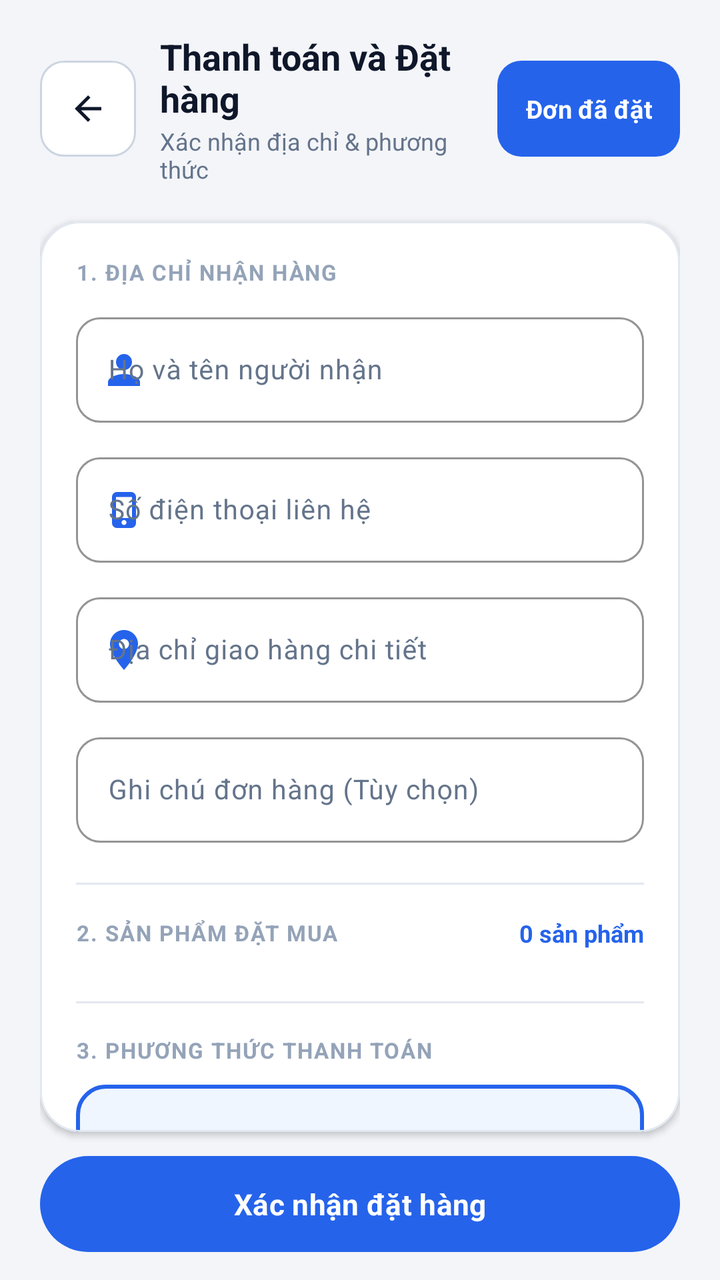
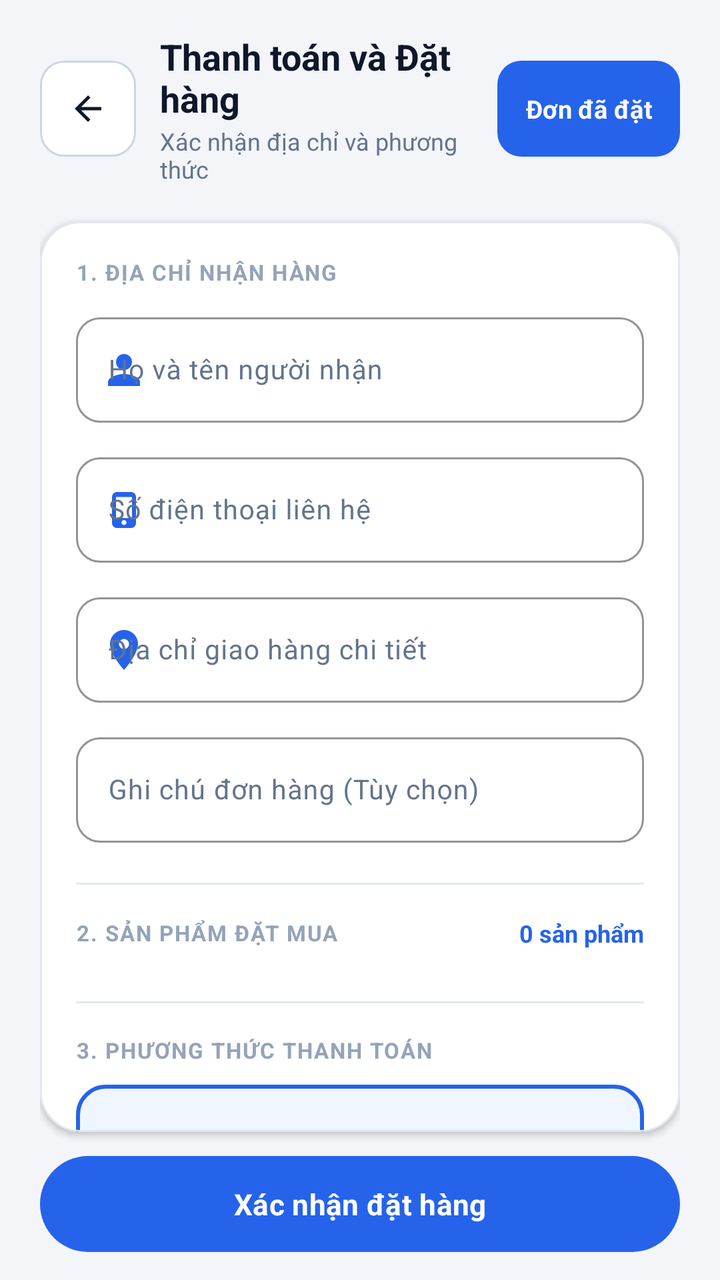

An Android layout rendered at two revisions. The XML below is the earlier revision; the diff shows what the commit changed to produce the second picture.
<!-- AndroidManifest.xml: application theme Theme.MyApplication -->
<!-- res/layout/activity_payment.xml -->
<?xml version="1.0" encoding="utf-8"?>
<LinearLayout xmlns:android="http://schemas.android.com/apk/res/android"
    xmlns:app="http://schemas.android.com/apk/res-auto"
    xmlns:tools="http://schemas.android.com/tools"
    android:id="@+id/rootPayment"
    android:layout_width="match_parent"
    android:layout_height="match_parent"
    android:background="@color/screen_background"
    android:fitsSystemWindows="true"
    android:orientation="vertical"
    android:paddingStart="20dp"
    android:paddingTop="12dp"
    android:paddingEnd="20dp"
    android:paddingBottom="14dp"
    tools:ignore="HardcodedText,TextContrastCheck,TouchTargetSizeCheck">

    
    <LinearLayout
        android:layout_width="match_parent"
        android:layout_height="wrap_content"
        android:gravity="center_vertical"
        android:orientation="horizontal"
        android:paddingTop="4dp"
        android:paddingBottom="4dp">

        <com.google.android.material.button.MaterialButton
            android:id="@+id/btnBack"
            android:layout_width="48dp"
            android:layout_height="48dp"
            android:clickable="true"
            android:contentDescription="Quay lại"
            android:focusable="true"
            android:insetLeft="0dp"
            android:insetTop="0dp"
            android:insetRight="0dp"
            android:insetBottom="0dp"
            android:minWidth="48dp"
            android:minHeight="48dp"
            android:padding="0dp"
            app:backgroundTint="@color/surface"
            app:cornerRadius="12dp"
            app:icon="@drawable/ic_arrow_left_24"
            app:iconGravity="textStart"
            app:iconPadding="0dp"
            app:iconSize="20dp"
            app:iconTint="@color/ink"
            app:strokeColor="@color/border_strong"
            app:strokeWidth="1dp" />

        <LinearLayout
            android:layout_width="0dp"
            android:layout_height="wrap_content"
            android:layout_marginStart="12dp"
            android:layout_weight="1"
            android:orientation="vertical">

            <TextView
                android:layout_width="wrap_content"
                android:layout_height="wrap_content"
                android:text="Thanh toán và Đặt hàng"
                android:textColor="@color/ink"
                android:textSize="18sp"
                android:textStyle="bold" />

            <TextView
                android:layout_width="wrap_content"
                android:layout_height="wrap_content"
                android:layout_marginTop="1dp"
                android:text="Xác nhận địa chỉ &amp; phương thức"
                android:textColor="@color/text_secondary"
                android:textSize="12sp" />
        </LinearLayout>

        <com.google.android.material.button.MaterialButton
            android:id="@+id/btnViewOrders"
            android:layout_width="wrap_content"
            android:layout_height="48dp"
            android:layout_marginStart="8dp"
            android:insetLeft="0dp"
            android:insetTop="0dp"
            android:insetRight="0dp"
            android:insetBottom="0dp"
            android:minHeight="48dp"
            android:paddingStart="14dp"
            android:paddingEnd="14dp"
            android:text="Đơn đã đặt"
            android:textAllCaps="false"
            android:textColor="@color/white"
            android:textSize="12.5sp"
            android:textStyle="bold"
            app:backgroundTint="@color/primary"
            app:cornerRadius="12dp" />
    </LinearLayout>

    
    <com.google.android.material.card.MaterialCardView
        android:layout_width="match_parent"
        android:layout_height="0dp"
        android:layout_marginTop="14dp"
        android:layout_marginBottom="12dp"
        android:layout_weight="1"
        app:cardBackgroundColor="@color/surface"
        app:cardCornerRadius="20dp"
        app:cardElevation="2dp"
        app:strokeColor="@color/border"
        app:strokeWidth="1dp">

        <ScrollView
            android:layout_width="match_parent"
            android:layout_height="match_parent"
            android:clipToPadding="false"
            android:overScrollMode="never"
            android:scrollbars="none">

            <LinearLayout
                android:layout_width="match_parent"
                android:layout_height="wrap_content"
                android:orientation="vertical"
                android:padding="18dp">

                
                <TextView
                    android:layout_width="match_parent"
                    android:layout_height="wrap_content"
                    android:layout_marginBottom="10dp"
                    android:letterSpacing="0.06"
                    android:text="1. ĐỊA CHỈ NHẬN HÀNG"
                    android:textColor="@color/text_tertiary"
                    android:textSize="11sp"
                    android:textStyle="bold" />

                <com.google.android.material.textfield.TextInputLayout
                    style="@style/Widget.Material3.TextInputLayout.OutlinedBox"
                    android:layout_width="match_parent"
                    android:layout_height="wrap_content"
                    android:layout_marginBottom="12dp"
                    android:hint="Họ và tên người nhận"
                    app:boxCornerRadiusBottomEnd="12dp"
                    app:boxCornerRadiusBottomStart="12dp"
                    app:boxCornerRadiusTopEnd="12dp"
                    app:boxCornerRadiusTopStart="12dp"
                    app:boxStrokeColor="@color/primary"
                    app:hintTextColor="@color/primary"
                    app:startIconDrawable="@drawable/ic_person_24"
                    app:startIconTint="@color/primary">

                    <com.google.android.material.textfield.TextInputEditText
                        android:id="@+id/edtReceiverName"
                        android:layout_width="match_parent"
                        android:layout_height="wrap_content"
                        android:imeOptions="actionNext"
                        android:inputType="textPersonName"
                        android:maxLines="1"
                        android:textColor="@color/ink"
                        android:textSize="13.5sp" />
                </com.google.android.material.textfield.TextInputLayout>

                <com.google.android.material.textfield.TextInputLayout
                    style="@style/Widget.Material3.TextInputLayout.OutlinedBox"
                    android:layout_width="match_parent"
                    android:layout_height="wrap_content"
                    android:layout_marginBottom="12dp"
                    android:hint="Số điện thoại liên hệ"
                    app:boxCornerRadiusBottomEnd="12dp"
                    app:boxCornerRadiusBottomStart="12dp"
                    app:boxCornerRadiusTopEnd="12dp"
                    app:boxCornerRadiusTopStart="12dp"
                    app:boxStrokeColor="@color/primary"
                    app:hintTextColor="@color/primary"
                    app:startIconDrawable="@drawable/ic_phone"
                    app:startIconTint="@color/primary">

                    <com.google.android.material.textfield.TextInputEditText
                        android:id="@+id/edtReceiverPhone"
                        android:layout_width="match_parent"
                        android:layout_height="wrap_content"
                        android:imeOptions="actionNext"
                        android:inputType="phone"
                        android:maxLines="1"
                        android:textColor="@color/ink"
                        android:textSize="13.5sp" />
                </com.google.android.material.textfield.TextInputLayout>

                <com.google.android.material.textfield.TextInputLayout
                    style="@style/Widget.Material3.TextInputLayout.OutlinedBox"
                    android:layout_width="match_parent"
                    android:layout_height="wrap_content"
                    android:layout_marginBottom="12dp"
                    android:hint="Địa chỉ giao hàng chi tiết"
                    app:boxCornerRadiusBottomEnd="12dp"
                    app:boxCornerRadiusBottomStart="12dp"
                    app:boxCornerRadiusTopEnd="12dp"
                    app:boxCornerRadiusTopStart="12dp"
                    app:boxStrokeColor="@color/primary"
                    app:hintTextColor="@color/primary"
                    app:startIconDrawable="@drawable/ic_location_24"
                    app:startIconTint="@color/primary">

                    <com.google.android.material.textfield.TextInputEditText
                        android:id="@+id/edtReceiverAddress"
                        android:layout_width="match_parent"
                        android:layout_height="wrap_content"
                        android:imeOptions="actionNext"
                        android:inputType="textPostalAddress"
                        android:maxLines="1"
                        android:textColor="@color/ink"
                        android:textSize="13.5sp" />
                </com.google.android.material.textfield.TextInputLayout>

                <com.google.android.material.textfield.TextInputLayout
                    style="@style/Widget.Material3.TextInputLayout.OutlinedBox"
                    android:layout_width="match_parent"
                    android:layout_height="wrap_content"
                    android:hint="Ghi chú đơn hàng (Tùy chọn)"
                    app:boxCornerRadiusBottomEnd="12dp"
                    app:boxCornerRadiusBottomStart="12dp"
                    app:boxCornerRadiusTopEnd="12dp"
                    app:boxCornerRadiusTopStart="12dp"
                    app:boxStrokeColor="@color/primary"
                    app:hintTextColor="@color/primary">

                    <com.google.android.material.textfield.TextInputEditText
                        android:id="@+id/edtReceiverNote"
                        android:layout_width="match_parent"
                        android:layout_height="wrap_content"
                        android:imeOptions="actionDone"
                        android:inputType="text"
                        android:maxLines="1"
                        android:textColor="@color/ink"
                        android:textSize="13.5sp" />
                </com.google.android.material.textfield.TextInputLayout>

                
                <com.google.android.material.divider.MaterialDivider
                    android:layout_width="match_parent"
                    android:layout_height="wrap_content"
                    android:layout_marginTop="20dp"
                    android:layout_marginBottom="16dp"
                    app:dividerColor="@color/border" />

                
                <LinearLayout
                    android:layout_width="match_parent"
                    android:layout_height="wrap_content"
                    android:gravity="center_vertical"
                    android:orientation="horizontal">

                    <TextView
                        android:layout_width="0dp"
                        android:layout_height="wrap_content"
                        android:layout_weight="1"
                        android:letterSpacing="0.06"
                        android:text="2. SẢN PHẨM ĐẶT MUA"
                        android:textColor="@color/text_tertiary"
                        android:textSize="11sp"
                        android:textStyle="bold" />

                    <TextView
                        android:id="@+id/tvCartItemCount"
                        android:layout_width="wrap_content"
                        android:layout_height="wrap_content"
                        android:text="0 sản phẩm"
                        android:textColor="@color/primary"
                        android:textSize="12sp"
                        android:textStyle="bold" />
                </LinearLayout>

                
                <LinearLayout
                    android:id="@+id/layoutCartItems"
                    android:layout_width="match_parent"
                    android:layout_height="wrap_content"
                    android:layout_marginTop="10dp"
                    android:orientation="vertical" />

                <TextView
                    android:id="@+id/tvEmptyCartNotice"
                    android:layout_width="match_parent"
                    android:layout_height="wrap_content"
                    android:layout_marginTop="10dp"
                    android:layout_marginBottom="10dp"
                    android:gravity="center"
                    android:padding="16dp"
                    android:text="Chưa có sản phẩm nào trong đơn hàng."
                    android:textColor="@color/text_secondary"
                    android:textSize="13sp"
                    android:visibility="gone" />

                
                <com.google.android.material.divider.MaterialDivider
                    android:layout_width="match_parent"
                    android:layout_height="wrap_content"
                    android:layout_marginTop="16dp"
                    android:layout_marginBottom="16dp"
                    app:dividerColor="@color/border" />

                
                <TextView
                    android:layout_width="match_parent"
                    android:layout_height="wrap_content"
                    android:letterSpacing="0.06"
                    android:text="3. PHƯƠNG THỨC THANH TOÁN"
                    android:textColor="@color/text_tertiary"
                    android:textSize="11sp"
                    android:textStyle="bold" />

                
                <LinearLayout
                    android:id="@+id/layoutPayCOD"
                    android:layout_width="match_parent"
                    android:layout_height="wrap_content"
                    android:layout_marginTop="10dp"
                    android:background="@drawable/bg_method_selected"
                    android:clickable="true"
                    android:focusable="true"
                    android:orientation="vertical"
                    android:padding="14dp">

                    <RadioButton
                        android:id="@+id/rbPayCOD"
                        android:layout_width="wrap_content"
                        android:layout_height="wrap_content"
                        android:checked="true"
                        android:clickable="false"
                        android:focusable="false"
                        android:text="Tiền mặt khi nhận hàng (COD)"
                        android:textColor="@color/ink"
                        android:textSize="14sp"
                        android:textStyle="bold" />

                    <TextView
                        android:layout_width="match_parent"
                        android:layout_height="wrap_content"
                        android:layout_marginStart="32dp"
                        android:layout_marginTop="2dp"
                        android:text="Thanh toán trực tiếp bằng tiền mặt cho nhân viên giao hàng khi nhận kiện hàng."
                        android:textColor="@color/text_secondary"
                        android:textSize="12sp" />
                </LinearLayout>

                
                <LinearLayout
                    android:id="@+id/layoutPayBank"
                    android:layout_width="match_parent"
                    android:layout_height="wrap_content"
                    android:layout_marginTop="10dp"
                    android:background="@drawable/bg_method_normal"
                    android:clickable="true"
                    android:focusable="true"
                    android:orientation="vertical"
                    android:padding="14dp">

                    <RadioButton
                        android:id="@+id/rbPayBank"
                        android:layout_width="wrap_content"
                        android:layout_height="wrap_content"
                        android:checked="false"
                        android:clickable="false"
                        android:focusable="false"
                        android:text="Chuyển khoản / Thẻ ngân hàng (QR)"
                        android:textColor="@color/ink"
                        android:textSize="14sp"
                        android:textStyle="bold" />

                    <TextView
                        android:layout_width="match_parent"
                        android:layout_height="wrap_content"
                        android:layout_marginStart="32dp"
                        android:layout_marginTop="2dp"
                        android:text="Quét mã VietQR hoặc chuyển khoản qua Internet Banking, xác nhận thanh toán tức thời."
                        android:textColor="@color/text_secondary"
                        android:textSize="12sp" />
                </LinearLayout>

                
                <com.google.android.material.divider.MaterialDivider
                    android:layout_width="match_parent"
                    android:layout_height="wrap_content"
                    android:layout_marginTop="20dp"
                    android:layout_marginBottom="16dp"
                    app:dividerColor="@color/border" />

                
                <TextView
                    android:layout_width="match_parent"
                    android:layout_height="wrap_content"
                    android:letterSpacing="0.06"
                    android:text="4. TỔNG KẾT CHI PHÍ"
                    android:textColor="@color/text_tertiary"
                    android:textSize="11sp"
                    android:textStyle="bold" />

                <LinearLayout
                    android:layout_width="match_parent"
                    android:layout_height="wrap_content"
                    android:layout_marginTop="10dp"
                    android:gravity="center_vertical"
                    android:orientation="horizontal">

                    <TextView
                        android:layout_width="0dp"
                        android:layout_height="wrap_content"
                        android:layout_weight="1"
                        android:text="Tạm tính sản phẩm:"
                        android:textColor="@color/text_secondary"
                        android:textSize="13sp" />

                    <TextView
                        android:id="@+id/tvOrderSubtotal"
                        android:layout_width="wrap_content"
                        android:layout_height="wrap_content"
                        android:text="0đ"
                        android:textColor="@color/ink"
                        android:textSize="13.5sp"
                        android:textStyle="bold" />
                </LinearLayout>

                <LinearLayout
                    android:layout_width="match_parent"
                    android:layout_height="wrap_content"
                    android:layout_marginTop="6dp"
                    android:gravity="center_vertical"
                    android:orientation="horizontal">

                    <TextView
                        android:layout_width="0dp"
                        android:layout_height="wrap_content"
                        android:layout_weight="1"
                        android:text="Phí vận chuyển toàn quốc:"
                        android:textColor="@color/text_secondary"
                        android:textSize="13sp" />

                    <TextView
                        android:layout_width="wrap_content"
                        android:layout_height="wrap_content"
                        android:text="Miễn phí (0đ)"
                        android:textColor="@color/success"
                        android:textSize="13sp"
                        android:textStyle="bold" />
                </LinearLayout>

                <LinearLayout
                    android:layout_width="match_parent"
                    android:layout_height="wrap_content"
                    android:layout_marginTop="12dp"
                    android:gravity="center_vertical"
                    android:orientation="horizontal">

                    <TextView
                        android:layout_width="0dp"
                        android:layout_height="wrap_content"
                        android:layout_weight="1"
                        android:text="TỔNG THANH TOÁN:"
                        android:textColor="@color/ink"
                        android:textSize="14sp"
                        android:textStyle="bold" />

                    <TextView
                        android:id="@+id/tvOrderTotal"
                        android:layout_width="wrap_content"
                        android:layout_height="wrap_content"
                        android:text="0đ"
                        android:textColor="@color/primary_dark"
                        android:textSize="20sp"
                        android:textStyle="bold" />
                </LinearLayout>

            </LinearLayout>
        </ScrollView>
    </com.google.android.material.card.MaterialCardView>

    
    <com.google.android.material.button.MaterialButton
        android:id="@+id/btnConfirmOrder"
        android:layout_width="match_parent"
        android:layout_height="48dp"
        android:insetLeft="0dp"
        android:insetTop="0dp"
        android:insetRight="0dp"
        android:insetBottom="0dp"
        android:minWidth="48dp"
        android:minHeight="48dp"
        android:text="Xác nhận đặt hàng"
        android:textAllCaps="false"
        android:textColor="@color/white"
        android:textSize="14.5sp"
        android:textStyle="bold"
        app:backgroundTint="@color/primary"
        app:cornerRadius="24dp" />

</LinearLayout>
<!-- resources referenced by this layout -->
<resources>
  <color name="border">#E2E8F0</color>
  <color name="border_strong">#CBD5E1</color>
  <color name="ink">#0F172A</color>
  <color name="primary">#2563EB</color>
  <color name="primary_dark">#1D4ED8</color>
  <color name="screen_background">#F4F5F9</color>
  <color name="success">#16A34A</color>
  <color name="surface">#FFFFFFFF</color>
  <color name="text_secondary">#64748B</color>
  <color name="text_tertiary">#94A3B8</color>
  <color name="white">#FFFFFFFF</color>
  <!-- drawable bg_method_normal (drawable) -->
  <?xml version="1.0" encoding="utf-8"?>
  <shape xmlns:android="http://schemas.android.com/apk/res/android" android:shape="rectangle">
      <solid android:color="@color/surface" />
      <stroke android:width="1dp" android:color="@color/border" />
      <corners android:radius="14dp" />
  </shape>
  <!-- drawable bg_method_selected (drawable) -->
  <?xml version="1.0" encoding="utf-8"?>
  <shape xmlns:android="http://schemas.android.com/apk/res/android" android:shape="rectangle">
      <solid android:color="@color/primary_soft" />
      <stroke android:width="2dp" android:color="@color/primary" />
      <corners android:radius="14dp" />
  </shape>
  <!-- drawable ic_arrow_left_24 (drawable) -->
  <?xml version="1.0" encoding="utf-8"?>
  <vector xmlns:android="http://schemas.android.com/apk/res/android" android:width="24dp" android:height="24dp" android:viewportWidth="24" android:viewportHeight="24">
      <path android:fillColor="#FF0F172A" android:pathData="M20,11H7.83l5.59,-5.59L12,4l-8,8 8,8 1.41,-1.41L7.83,13H20v-2z" />
  </vector>
  <!-- drawable ic_location_24 (drawable) -->
  <?xml version="1.0" encoding="utf-8"?>
  <vector xmlns:android="http://schemas.android.com/apk/res/android"
      android:width="24dp"
      android:height="24dp"
      android:viewportWidth="24"
      android:viewportHeight="24">
      <path
          android:fillColor="#FF000000"
          android:pathData="M12,2C8.13,2 5,5.13 5,9c0,5.25 7,13 7,13s7,-7.75 7,-13C19,5.13 15.87,2 12,2zM12,11.5c-1.38,0 -2.5,-1.12 -2.5,-2.5s1.12,-2.5 2.5,-2.5 2.5,1.12 2.5,2.5S13.38,11.5 12,11.5z" />
  </vector>
  <!-- drawable ic_person_24 (drawable) -->
  <?xml version="1.0" encoding="utf-8"?>
  <vector xmlns:android="http://schemas.android.com/apk/res/android"
      android:width="24dp"
      android:height="24dp"
      android:viewportWidth="24"
      android:viewportHeight="24">
      <path
          android:fillColor="#FF000000"
          android:pathData="M12,12c2.21,0 4,-1.79 4,-4s-1.79,-4 -4,-4 -4,1.79 -4,4S9.79,12 12,12zM12,14c-2.67,0 -8,1.34 -8,4v2h16v-2C20,15.34 14.67,14 12,14z" />
  </vector>
  <!-- drawable ic_phone (drawable) -->
  <?xml version="1.0" encoding="utf-8"?>
  <vector xmlns:android="http://schemas.android.com/apk/res/android"
      android:width="24dp"
      android:height="24dp"
      android:viewportWidth="24"
      android:viewportHeight="24">
      <path
          android:fillColor="#1D4ED8"
          android:pathData="M15.5,3h-7C7.12,3 6,4.12 6,5.5v13C6,19.88 7.12,21 8.5,21h7c1.38,0 2.5,-1.12 2.5,-2.5v-13C18,4.12 16.88,3 15.5,3zM12,19.5c-0.69,0 -1.25,-0.56 -1.25,-1.25s0.56,-1.25 1.25,-1.25s1.25,0.56 1.25,1.25S12.69,19.5 12,19.5zM16,16H8V5.5h8V16z" />
  </vector>
  <style name="Theme.MyApplication" parent="Base.Theme.MyApplication" />
  <color name="primary_soft">#EFF6FF</color>
  <color name="surface_subtle">#F1F5F9</color>
  <!-- unchanged entries left out for length: 1 -->
</resources>

<!-- the commit's change to res/layout/activity_payment.xml (unified diff, before → after) -->
@@ -66,7 +66,7 @@
                 android:layout_width="wrap_content"
                 android:layout_height="wrap_content"
                 android:layout_marginTop="1dp"
-                android:text="Xác nhận địa chỉ &amp; phương thức"
+                android:text="Xác nhận địa chỉ và phương thức"
                 android:textColor="@color/text_secondary"
                 android:textSize="12sp" />
         </LinearLayout>
